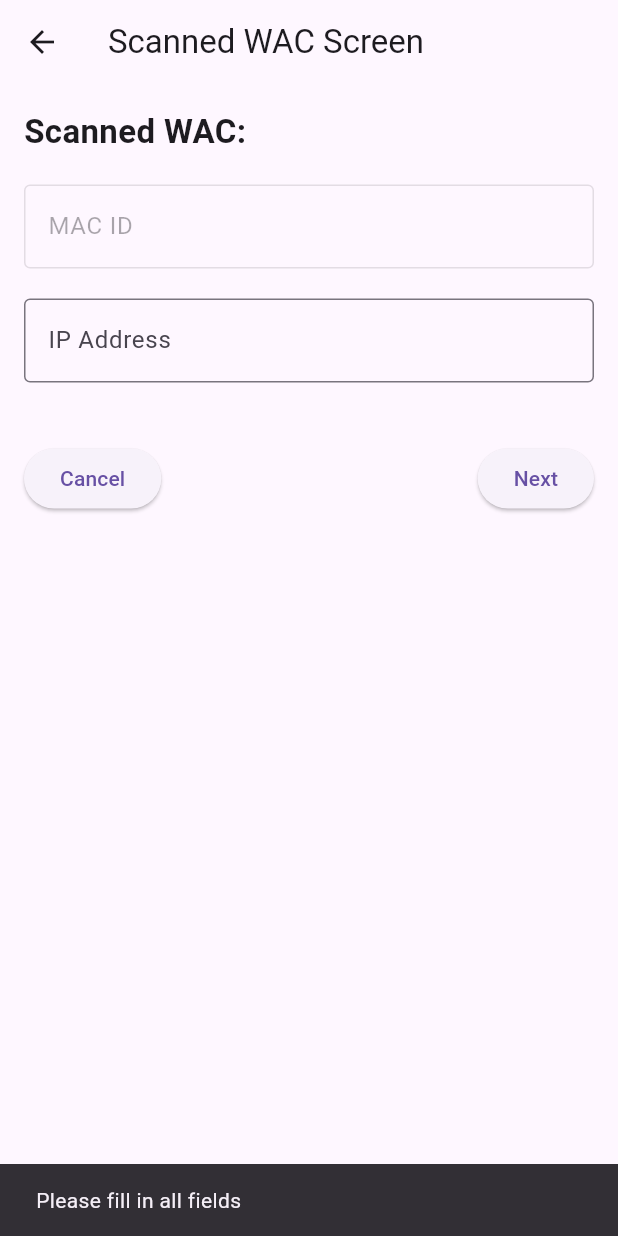
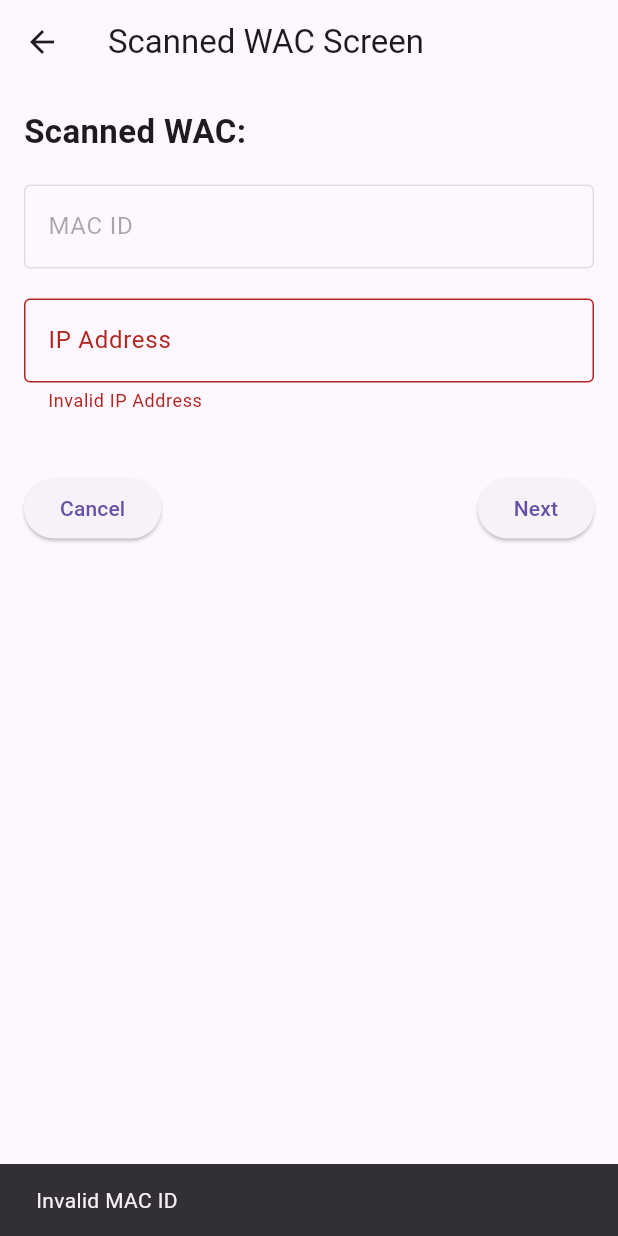
Before and after one commit to sayalibhide11/Expeditious-Commissioning, a Flutter app: the ScannedWACScreen screen opened directly with empty values, after a tap on "Next", on a phone screen of 412 x 824 dp. Run offline on Flutter 3.47's test engine with Material 3 defaults, Android fonts, the phone set to English and light mode, and no system bars; missing offline and left inert: mobile_scanner.

Commit message:
Enhance device and WAC handling: update device list fetching with WAC ID mappings, improve QR scanner dialog to display barcode format, and validate IP address input in scanned WAC screen.

```diff
--- a/lib/screens/scanned_wac_screen.dart
+++ b/lib/screens/scanned_wac_screen.dart
@@ -11,6 +11,12 @@ class ScannedWACScreen extends StatefulWidget {
   _ScannedWACScreenState createState() => _ScannedWACScreenState();
 }
 
+bool _isValidIp(String ip) {
+  final ipRegex = RegExp(
+      r'^((25[0-5]|2[0-4][0-9]|[0-1]?[0-9][0-9]?)\.){3}(25[0-5]|2[0-4][0-9]|[0-1]?[0-9][0-9]?)$');
+  return ipRegex.hasMatch(ip);
+}
+
 class _ScannedWACScreenState extends State<ScannedWACScreen> {
   TextEditingController ipAddressController = TextEditingController();
   TextEditingController macAddressController = TextEditingController();
@@ -18,7 +24,19 @@ class _ScannedWACScreenState extends State<ScannedWACScreen> {
   @override
   void initState() {
     super.initState();
-    macAddressController.text = widget.scannedWAC; // Autofill MAC ID
+    final scannedData = widget.scannedWAC;
+    final macRegex = RegExp(r'MAC:\s*([A-Fa-f0-9:]{17})');
+    final match = macRegex.firstMatch(scannedData);
+
+    if (match != null) {
+      macAddressController.text = match.group(1)!; // Autofill MAC ID
+    } else {
+      WidgetsBinding.instance.addPostFrameCallback((_) {
+      ScaffoldMessenger.of(context).showSnackBar(
+        SnackBar(content: Text('Invalid MAC ID')),
+      );
+      });
+    }
   }
 
   @override
@@ -47,9 +65,15 @@ class _ScannedWACScreenState extends State<ScannedWACScreen> {
             TextField(
               controller: ipAddressController,
               decoration: InputDecoration(
-                labelText: 'IP Address',
-                border: OutlineInputBorder(),
+              labelText: 'IP Address',
+              border: OutlineInputBorder(),
+              errorText: _isValidIp(ipAddressController.text)
+                ? null
+                : 'Invalid IP Address',
               ),
+              onChanged: (value) {
+              setState(() {}); // Trigger UI update for validation
+              },
             ),
             SizedBox(height: 40),
             Row(
@@ -77,8 +101,9 @@ class _ScannedWACScreenState extends State<ScannedWACScreen> {
 
                     // Insert data into the `wacs` table
                     final dbHelper = DBHelper();
+                    final wacId = DateTime.now().toIso8601String();
                     await dbHelper.insertWac({
-                      'id': DateTime.now().toIso8601String(), // Unique ID
+                      'id': wacId,
                       'macid': macId,
                       'ip': ipAddress,
                       'ispushrequired': 0, // Default value for ispushrequired
@@ -88,7 +113,7 @@ class _ScannedWACScreenState extends State<ScannedWACScreen> {
                     Navigator.push(
                       context,
                       MaterialPageRoute(
-                        builder: (context) => DeviceListScreen(wacId: macId),
+                        builder: (context) => DeviceListScreen(wacId: wacId),
                       ),
                     );
                   },
```
Also changed, not shown: lib/screens/device_push_screen.dart (+23 -6 lines), lib/screens/qr_scanner_screen.dart (+15 -10 lines).
